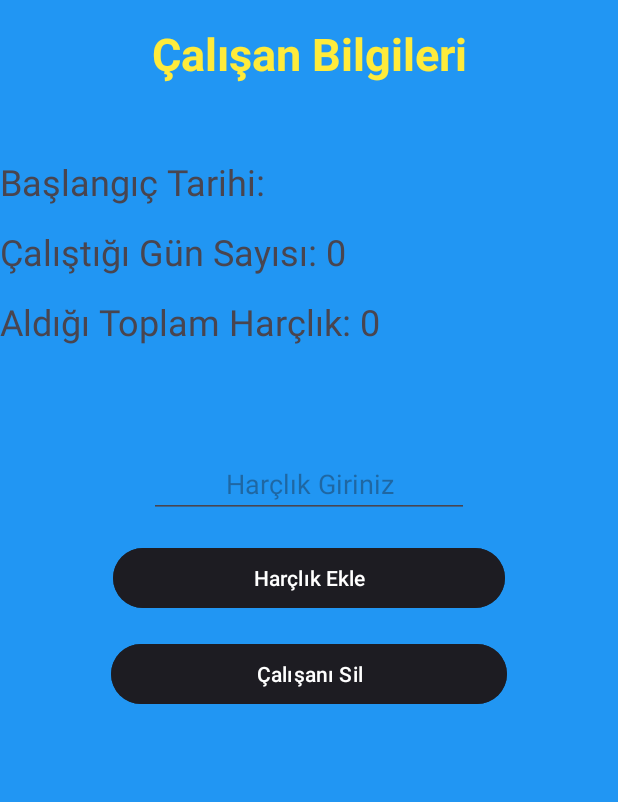
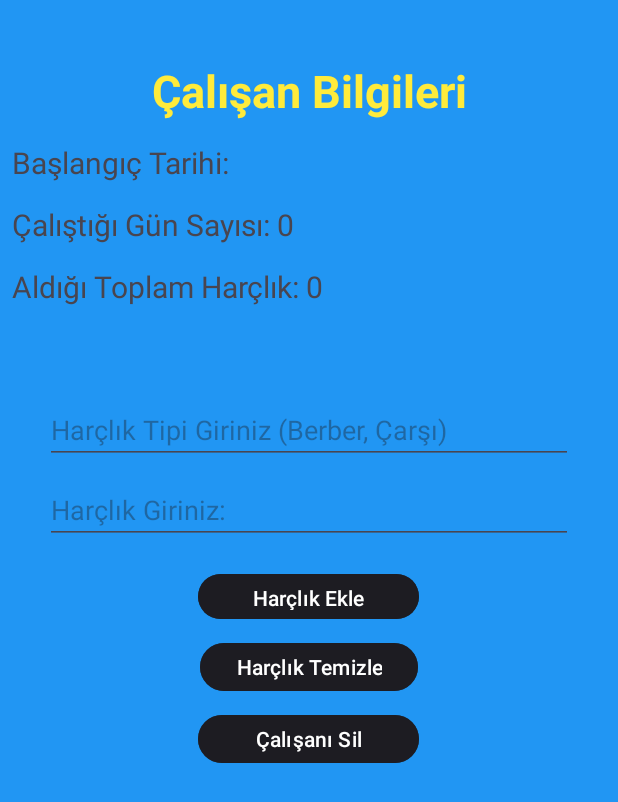
Before and after one commit to menasy/HesKit-MobilApp, an Android app: the fragment EmployeeProcces placed in its activity, on a phone screen of 412 x 824 dp. Shown: the top 802 px of the screen. Run offline under Robolectric (Android 15) with nearby library versions, the phone set to English and light mode, and no system bars.

Commit message:
paymentType and clear Payment added

```diff
--- a/app/src/main/java/com/menasy/heskit/DBHelper.java
+++ b/app/src/main/java/com/menasy/heskit/DBHelper.java
@@ -39,6 +39,7 @@ public class DBHelper extends SQLiteOpenHelper {
         String createPaymentsTable = "CREATE TABLE " + TABLE_PAYMENTS + " (" +
                 "id INTEGER PRIMARY KEY AUTOINCREMENT, " +
                 "amount INTEGER, " +
+                "paymentType TEXT,"+
                 "paymentDate TEXT, " +
                 "employeeId INTEGER, " +
                 "FOREIGN KEY (employeeId) REFERENCES " + TABLE_EMPLOYEES + "(id))";
@@ -73,10 +74,11 @@ public class DBHelper extends SQLiteOpenHelper {
         return employeeId; // Eklenen çalışanın ID'sini döner
     }
 
-    public long addPayment(int amount, String paymentDate, long employeeId) {
+    public long addPayment(int amount, String paymentType, String paymentDate, long employeeId) {
         SQLiteDatabase db = this.getWritableDatabase();
         ContentValues values = new ContentValues();
         values.put("amount", amount);
+        values.put("paymentType", paymentType);
         values.put("paymentDate", paymentDate);
         values.put("employeeId", employeeId);
 
--- a/app/src/main/java/com/menasy/heskit/EmployeeProccesAdapter.java
+++ b/app/src/main/java/com/menasy/heskit/EmployeeProccesAdapter.java
@@ -32,7 +32,7 @@ public class EmployeeProccesAdapter extends RecyclerView.Adapter<EmployeeProcces
     public void onBindViewHolder(@NonNull EmplooyeProccesHolder holder, int position) {
         // Temizlik yaparak bağla
         EmployeePayment empPayment = adapterEmpPymntList.get(position);
-        holder.binding.empProcRecTxt.setText(empPayment.getPaymentAndDate());
+        holder.binding.empProcRecTxt.setText(empPayment.getPaymentInfo());
     }
 
     @Override
--- a/app/src/main/res/layout/fragment_employee_procces.xml
+++ b/app/src/main/res/layout/fragment_employee_procces.xml
@@ -11,10 +11,10 @@
 
     <LinearLayout
         android:id="@+id/linearLayout7"
-        android:layout_width="0dp"
-        android:layout_height="0dp"
+        android:layout_width="match_parent"
+        android:layout_height="190dp"
         android:layout_marginTop="1dp"
-        android:layout_marginBottom="12dp"
+        android:layout_marginBottom="7dp"
         android:orientation="vertical"
         app:layout_constraintBottom_toTopOf="@+id/linearLayout9"
         app:layout_constraintEnd_toEndOf="parent"
@@ -24,7 +24,7 @@
         <TextView
             android:id="@+id/empProcTitleTxt"
             android:layout_width="match_parent"
-            android:layout_height="75dp"
+            android:layout_height="wrap_content"
             android:layout_marginTop="14dp"
             android:text="Çalışan Bilgileri"
             android:textAlignment="center"
@@ -36,33 +36,36 @@
             android:id="@+id/dateInTxt"
             android:layout_width="match_parent"
             android:layout_height="wrap_content"
+            android:layout_marginStart="8dp"
             android:layout_marginTop="14dp"
             android:text="Başlangıç Tarihi: "
-            android:textSize="24sp" />
+            android:textSize="20sp" />
 
         <TextView
             android:id="@+id/countDayTxt"
             android:layout_width="match_parent"
             android:layout_height="wrap_content"
+            android:layout_marginStart="8dp"
             android:layout_marginTop="14dp"
             android:text="Çalıştığı Gün Sayısı: 0"
-            android:textSize="24sp" />
+            android:textSize="20sp" />
 
         <TextView
             android:id="@+id/takedMoneyTxtView"
             android:layout_width="match_parent"
             android:layout_height="wrap_content"
+            android:layout_marginStart="8dp"
             android:layout_marginTop="14dp"
             android:text="Aldığı Toplam Harçlık: 0"
-            android:textSize="24sp" />
+            android:textSize="20sp" />
 
     </LinearLayout>
 
     <LinearLayout
         android:id="@+id/linearLayout9"
-        android:layout_width="0dp"
-        android:layout_height="0dp"
-        android:layout_marginBottom="10dp"
+        android:layout_width="match_parent"
+        android:layout_height="274dp"
+        android:layout_marginBottom="16dp"
         android:orientation="vertical"
         app:layout_constraintBottom_toTopOf="@+id/linearLayout8"
         app:layout_constraintEnd_toEndOf="parent"
@@ -70,31 +73,48 @@
         app:layout_constraintTop_toBottomOf="@+id/linearLayout7">
 
         <EditText
-            android:id="@+id/moneyEditTxt"
-            android:layout_width="wrap_content"
+            android:id="@+id/paymentTypeEditTxt"
+            android:layout_width="352dp"
             android:layout_height="wrap_content"
             android:layout_gravity="center"
-            android:layout_marginTop="20dp"
+            android:layout_marginTop="16dp"
             android:ems="10"
-            android:hint="Harçlık Giriniz"
-            android:inputType="numberSigned"
-            android:textAlignment="center" />
+            android:hint="Harçlık Tipi Giriniz (Berber, Çarşı)" />
+
+        <EditText
+            android:id="@+id/moneyEditTxt"
+            android:layout_width="352dp"
+            android:layout_height="wrap_content"
+            android:layout_gravity="center"
+            android:layout_marginTop="8dp"
+            android:ems="10"
+            android:hint="Harçlık Giriniz:"
+            android:inputType="numberSigned" />
 
         <Button
             android:id="@+id/addMoneyBut"
-            android:layout_width="261dp"
-            android:layout_height="wrap_content"
+            android:layout_width="147dp"
+            android:layout_height="38dp"
             android:layout_gravity="center"
             android:layout_marginTop="16dp"
             android:backgroundTint="@color/material_on_surface_emphasis_high_type"
             android:text="Harçlık Ekle" />
 
         <Button
+            android:id="@+id/cleanAllPaymentBut"
+            android:layout_width="wrap_content"
+            android:layout_height="40dp"
+            android:layout_gravity="center"
+            android:layout_marginTop="8dp"
+            android:backgroundTint="@color/material_on_surface_emphasis_high_type"
+            android:text="Harçlık Temizle" />
+
+        <Button
             android:id="@+id/deleteEmpBut"
-            android:layout_width="264dp"
-            android:layout_height="wrap_content"
+            android:layout_width="147dp"
+            android:layout_height="40dp"
             android:layout_gravity="center"
-            android:layout_marginTop="16dp"
+            android:layout_marginTop="8dp"
             android:backgroundTint="@color/material_on_surface_emphasis_high_type"
             android:text="Çalışanı Sil" />
 
@@ -102,8 +122,8 @@
 
     <LinearLayout
         android:id="@+id/linearLayout8"
-        android:layout_width="0dp"
-        android:layout_height="0dp"
+        android:layout_width="match_parent"
+        android:layout_height="236dp"
         android:layout_marginBottom="1dp"
         android:orientation="vertical"
         app:layout_constraintBottom_toBottomOf="parent"
@@ -114,6 +134,6 @@
         <androidx.recyclerview.widget.RecyclerView
             android:id="@+id/paymentRecycler"
             android:layout_width="match_parent"
-            android:layout_height="240dp" />
+            android:layout_height="230dp" />
     </LinearLayout>
 </androidx.constraintlayout.widget.ConstraintLayout>
```
Also changed, not shown: app/src/main/java/com/menasy/heskit/EmployeePayment.java (+14 -4 lines), app/src/main/java/com/menasy/heskit/EmployeeProcces.java (+12 -7 lines).
